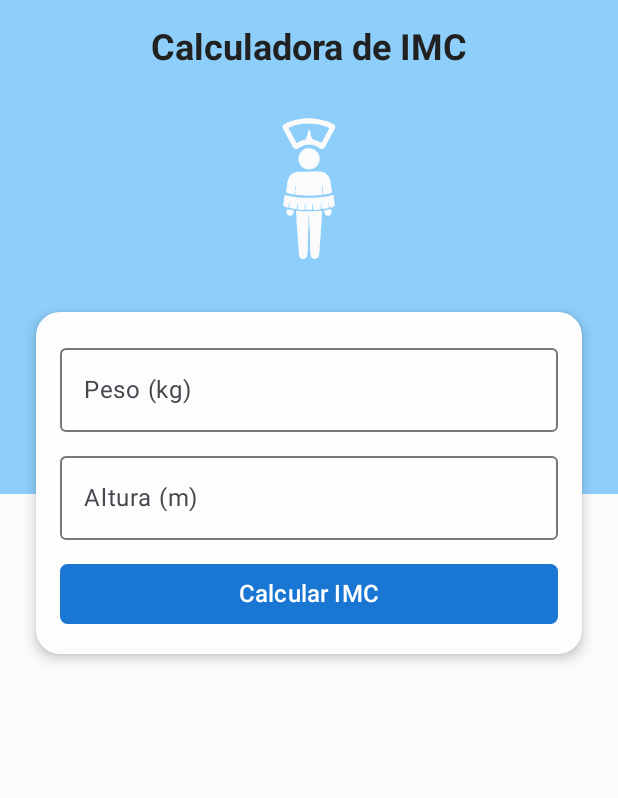
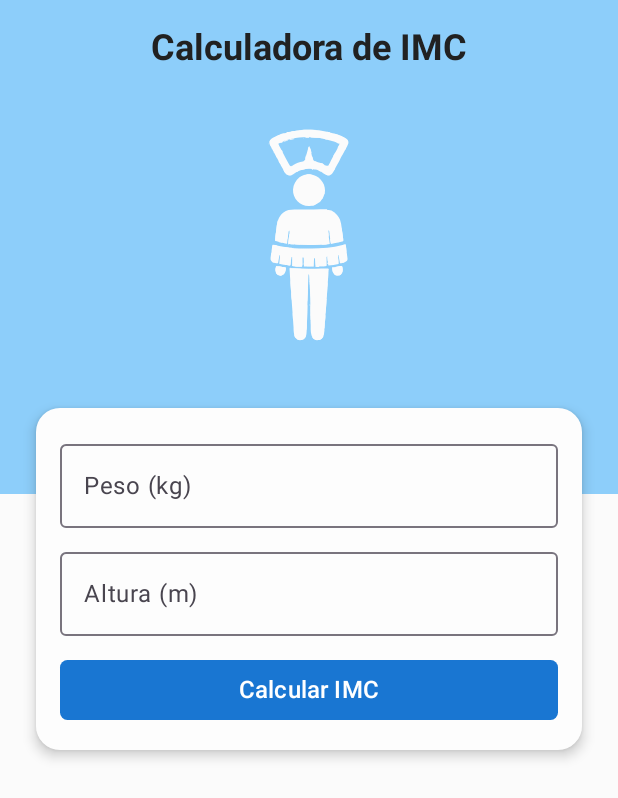
Before and after one commit to machVini/BMICalculator, an Android app built with Jetpack Compose: the screen it shows after launch (MainActivity), on a phone screen of 412 x 824 dp. Shown: the top 798 px of the screen. Run offline under Robolectric (Android 15) with nearby library versions, the phone set to English and light mode, and no system bars; our stand-ins replace AdMob, Dagger/Hilt's generated code; 2 statements that could not run were skipped.

Commit message:
add color change for icon at home screen

```diff
--- a/IMCCalculatorApp/androidApp/src/main/java/com/mach/apps/imccalculatorapp/android/ui/BMIScreen.kt
+++ b/IMCCalculatorApp/androidApp/src/main/java/com/mach/apps/imccalculatorapp/android/ui/BMIScreen.kt
@@ -12,10 +12,10 @@ import androidx.compose.foundation.layout.height
 import androidx.compose.foundation.layout.offset
 import androidx.compose.foundation.layout.padding
 import androidx.compose.foundation.layout.size
-import androidx.compose.foundation.layout.width
 import androidx.compose.foundation.layout.wrapContentHeight
 import androidx.compose.foundation.layout.wrapContentWidth
 import androidx.compose.foundation.shape.RoundedCornerShape
+import androidx.compose.foundation.text.KeyboardActions
 import androidx.compose.foundation.text.KeyboardOptions
 import androidx.compose.material.icons.Icons
 import androidx.compose.material.icons.filled.ArrowDropUp
@@ -28,18 +28,26 @@ import androidx.compose.material3.OutlinedTextField
 import androidx.compose.material3.Scaffold
 import androidx.compose.material3.Text
 import androidx.compose.runtime.Composable
+import androidx.compose.runtime.LaunchedEffect
+import androidx.compose.runtime.getValue
+import androidx.compose.runtime.mutableStateOf
+import androidx.compose.runtime.remember
+import androidx.compose.runtime.setValue
 import androidx.compose.ui.Alignment
 import androidx.compose.ui.Modifier
 import androidx.compose.ui.draw.clip
 import androidx.compose.ui.graphics.Color
+import androidx.compose.ui.layout.onGloballyPositioned
 import androidx.compose.ui.platform.LocalDensity
+import androidx.compose.ui.platform.LocalFocusManager
+import androidx.compose.ui.platform.LocalSoftwareKeyboardController
 import androidx.compose.ui.res.colorResource
 import androidx.compose.ui.res.painterResource
 import androidx.compose.ui.res.stringResource
 import androidx.compose.ui.text.font.FontWeight
+import androidx.compose.ui.text.input.ImeAction
 import androidx.compose.ui.text.input.KeyboardType
 import androidx.compose.ui.text.style.TextAlign
-import androidx.compose.ui.unit.Dp
 import androidx.compose.ui.unit.dp
 import androidx.compose.ui.unit.sp
 import com.mach.apps.imccalculatorapp.android.R
@@ -50,6 +58,13 @@ fun BMIScreen(
     action: (BMIViewModel.Action) -> Unit,
     modifier: Modifier = Modifier
 ) {
+    val keyboardController = LocalSoftwareKeyboardController.current
+    val focusManager = LocalFocusManager.current
+
+    LaunchedEffect(Unit) {
+        focusManager.clearFocus(force = true)
+    }
+
     Box(modifier = Modifier.fillMaxSize()) {
         Column(modifier = Modifier.fillMaxSize()) {
             Box(
@@ -86,8 +101,10 @@ fun BMIScreen(
                 Icon(
                     painter = painterResource(R.drawable.ic_logo),
                     contentDescription = null,
-                    modifier = Modifier.size(128.dp),
-                    tint = Color(0xFFFBFBFB)
+                    modifier = Modifier.size(192.dp),
+                    tint = uiState.categoryColor?.let { color ->
+                        colorResource(id = color)
+                    } ?: Color(0xFFFBFBFB)
                 )
                 Spacer(modifier = Modifier.height(16.dp))
                 Card(
@@ -103,8 +120,11 @@ fun BMIScreen(
                                 action.invoke(BMIViewModel.Action.UpdateWeight(weight))
                             },
                             label = { Text(stringResource(R.string.weight_label)) },
-                            keyboardOptions = KeyboardOptions(keyboardType = KeyboardType.Number),
-                            modifier = Modifier.fillMaxWidth()
+                            keyboardOptions = KeyboardOptions.Default.copy(
+                                keyboardType = KeyboardType.Number,
+                                imeAction = ImeAction.Next
+                            ),
+                            modifier = Modifier.fillMaxWidth(),
                         )
                         Spacer(modifier = Modifier.height(8.dp))
                         OutlinedTextField(
@@ -113,7 +133,16 @@ fun BMIScreen(
                                 action.invoke(BMIViewModel.Action.UpdateHeight(height))
                             },
                             label = { Text(stringResource(R.string.height_label)) },
-                            keyboardOptions = KeyboardOptions(keyboardType = KeyboardType.Number),
+                            keyboardOptions = KeyboardOptions.Default.copy(
+                                keyboardType = KeyboardType.Number,
+                                imeAction = ImeAction.Done
+                            ),
+                            keyboardActions = KeyboardActions(
+                                onDone = {
+                                    action.invoke(BMIViewModel.Action.Calculate)
+                                    keyboardController?.hide()
+                                }
+                            ),
                             modifier = Modifier.fillMaxWidth()
                         )
                         Spacer(modifier = Modifier.height(12.dp))
@@ -160,14 +189,18 @@ fun BMIScreen(
 }
 
 @Composable
-fun BmiScaleIndicator(imc: Float, totalWidth: Dp = 300.dp) {
+fun BmiScaleIndicator(imc: Float) {
     val position = calculateImcPosition(imc)
     val density = LocalDensity.current
+    var totalWidth by remember { mutableStateOf(0) }
 
     Box(
         modifier = Modifier
-            .width(totalWidth)
+            .fillMaxWidth()
             .wrapContentHeight()
+            .onGloballyPositioned { layoutCoordinates ->
+                totalWidth = layoutCoordinates.size.width
+            }
     ) {
         Row(
             Modifier
@@ -180,7 +213,7 @@ fun BmiScaleIndicator(imc: Float, totalWidth: Dp = 300.dp) {
                     Modifier
                         .weight(1f)
                         .fillMaxHeight()
-                        .background(colorForSegment(index))
+                        .background(colorResource(colorIdForSegment(index)))
                 )
             }
         }
@@ -191,7 +224,7 @@ fun BmiScaleIndicator(imc: Float, totalWidth: Dp = 300.dp) {
                 .wrapContentWidth(Alignment.Start)
         ) {
             with(density) {
-                val offsetPx = (position * totalWidth.toPx()).toDp()
+                val offsetPx = (position * totalWidth).toDp()
                 Icon(
                     Icons.Default.ArrowDropUp,
                     contentDescription = null,
@@ -220,11 +253,11 @@ private fun calculateImcPosition(imc: Float): Float {
     return 0.98f
 }
 
-private fun colorForSegment(index: Int): Color {
+private fun colorIdForSegment(index: Int): Int {
     return when (index) {
-        0 -> Color(0xFF4FC3F7)
-        1 -> Color(0xFF81C784)
-        2 -> Color(0xFFFFF176)
-        else -> Color(0xFFE57373)
+        0 -> R.color.underweight
+        1 -> R.color.normal_weight
+        2 -> R.color.overweight
+        else -> R.color.obesity_1
     }
 }
--- a/IMCCalculatorApp/androidApp/src/main/res/values/colors.xml
+++ b/IMCCalculatorApp/androidApp/src/main/res/values/colors.xml
@@ -1,9 +1,9 @@
 <?xml version="1.0" encoding="utf-8"?>
 <resources>
-    <color name="underweight">#4FC3F7</color>
-    <color name="normal_weight">#81C784</color>
-    <color name="overweight">#FFF176</color>
-    <color name="obesity_1">#E57373</color>
-    <color name="obesity_2">#E57373</color>
-    <color name="obesity_3">#E57373</color>
+    <color name="underweight">#1976D2</color>
+    <color name="normal_weight">#009688</color>
+    <color name="overweight">#FFEB3B</color>
+    <color name="obesity_1">#DB1304</color>
+    <color name="obesity_2">#DB1304</color>
+    <color name="obesity_3">#DB1304</color>
 </resources>
```
